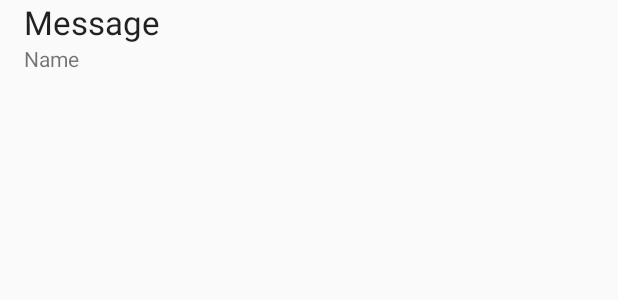
After one commit to 3li-7assan-Dev1712/Farfish, an Android app: the layout message_view_holder.xml on its own in the app's theme, with its tools: preview values and no code run, on a phone screen of 412 x 824 dp. The commit adds this screen. Shown: the top 300 px of the screen. Run offline under Robolectric (Android 15) with nearby library versions, the phone set to English and light mode, and no system bars.

Commit message:
Created MessagesAdapter to display messages.

```diff
--- /dev/null
+++ b/app/src/main/java/com/example/friendlychat/MessagesAdapter.java
@@ -0,0 +1,41 @@
+package com.example.friendlychat;
+
+import android.content.Context;
+import android.view.LayoutInflater;
+import android.view.View;
+import android.view.ViewGroup;
+
+import androidx.annotation.NonNull;
+import androidx.recyclerview.widget.RecyclerView;
+
+public class MessagesAdapter extends RecyclerView.Adapter<MessagesAdapter.MessageViewHolder> {
+
+    private Context mContext;
+
+    @NonNull
+    @Override
+    public MessageViewHolder onCreateViewHolder(@NonNull ViewGroup parent, int viewType) {
+
+        View v = LayoutInflater.from(mContext).inflate(R.layout.message_view_holder, parent, false);
+        return new MessageViewHolder(v);
+    }
+
+    @Override
+    public void onBindViewHolder(@NonNull MessageViewHolder holder, int position) {
+
+        /*will be done in the next commit*/
+    }
+
+    @Override
+    public int getItemCount() {
+        /*will be done in the next commit*/
+        return 0;
+    }
+
+    static class MessageViewHolder extends RecyclerView.ViewHolder{
+        /*will be done in the next commit*/
+        public MessageViewHolder(@NonNull View itemView) {
+            super(itemView);
+        }
+    }
+}
--- /dev/null
+++ b/app/src/main/res/layout/message_view_holder.xml
@@ -0,0 +1,32 @@
+<?xml version="1.0" encoding="utf-8"?>
+<LinearLayout xmlns:android="http://schemas.android.com/apk/res/android"
+    xmlns:tools="http://schemas.android.com/tools"
+    android:layout_width="match_parent"
+    android:layout_height="wrap_content"
+    android:layout_marginStart="@dimen/activity_horizontal_margin"
+    android:orientation="vertical">
+
+    <ImageView
+        android:id="@+id/photoImageView"
+        android:layout_width="match_parent"
+        android:layout_height="wrap_content"
+        android:adjustViewBounds="true"
+        android:contentDescription="@string/message_image_des" />
+
+    <TextView
+        android:id="@+id/messageTextView"
+        android:layout_width="wrap_content"
+        android:layout_height="wrap_content"
+        android:layout_weight="0"
+        android:textAppearance="?android:attr/textAppearanceLarge"
+        tools:text="Message" />
+
+    <TextView
+        android:id="@+id/nameTextView"
+        android:layout_width="wrap_content"
+        android:layout_height="wrap_content"
+        android:layout_weight="0"
+        android:textAppearance="?android:attr/textAppearanceSmall"
+        tools:text="Name" />
+
+</LinearLayout>
--- a/app/src/main/res/values/strings.xml
+++ b/app/src/main/res/values/strings.xml
@@ -4,5 +4,6 @@
     <string name="send_button_label">Send</string>
     <string name="edit_text_hint">Type a message to send…</string>
     <string name="sign_out">Sign Out</string>
+    <string name="message_image_des">Image to be sent to users</string>
 
 </resources>
```
